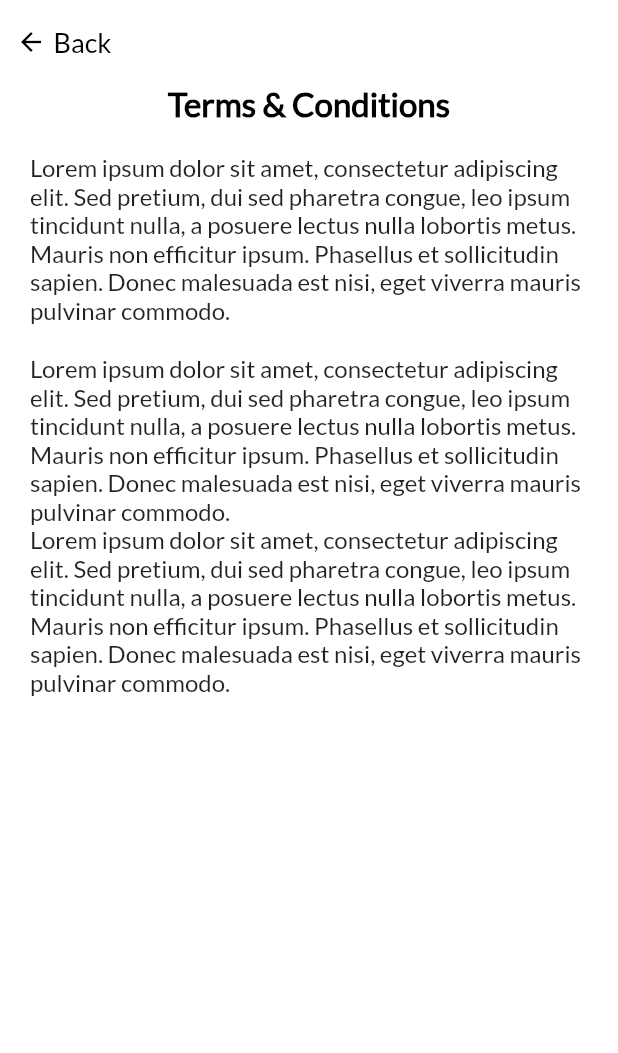
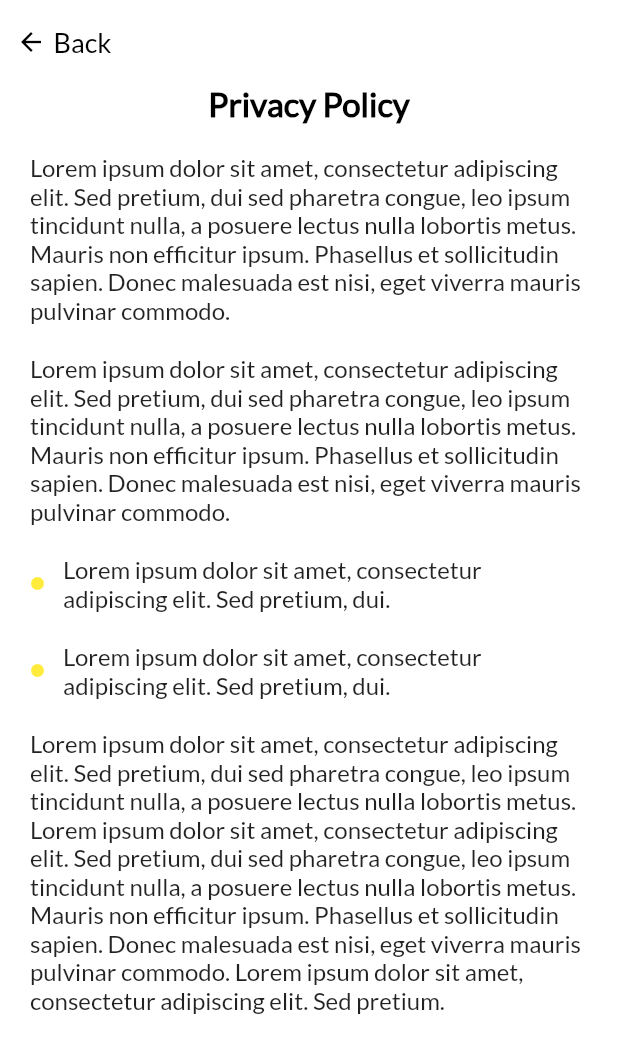
Before and after one commit to anilabansal/TableBooking, a Flutter app: the PrivacyPolicyView screen opened directly, on a phone screen of 412 x 824 dp. Shown: the top 1053 px of the screen. Run offline on Flutter 3.47's test engine with Material 2 defaults, Android fonts, the phone set to English and light mode, and no system bars; our stand-ins replace flutter_rating_bar, flutter_toggle_tab, get, pinput; missing offline and left inert: country_phone_code_picker.

Commit message:
Privacy Policy N TERMS CONDITONS Screen Added

```diff
--- a/lib/main.dart
+++ b/lib/main.dart
@@ -1,4 +1,4 @@
-import 'package:booking_table/view/support/support_view.dart';
+import 'package:booking_table/view/terms_n_conditions/terms_n_conditions.dart';
 import 'package:flutter/material.dart';
 import 'package:get/get.dart';
 
@@ -14,7 +14,7 @@ class MyApp extends StatelessWidget {
     return const GetMaterialApp(
       title: 'Flutter Demo',
       home: Material(
-        child: SupportView(),
+        child: TermsNConditionsView(),
       ),
     );
   }
--- a/lib/view/privacy_policy/privacy_policy.dart
+++ b/lib/view/privacy_policy/privacy_policy.dart
@@ -13,10 +13,11 @@ class PrivacyPolicyView extends StatelessWidget {
       appBar: appBarCommon(),
       body: Padding(
         padding: const EdgeInsets.symmetric(horizontal: 20),
+        child: SingleChildScrollView(
           child: Column(
             children: <Widget>[
               CommonText(
-              text: 'Terms & Conditions',
+                text: 'Privacy Policy',
                 color: Colors.black,
                 fontSize: 22,
                 fontWeight: FontWeight.w600,
@@ -39,13 +40,65 @@ class PrivacyPolicyView extends StatelessWidget {
                 text:
                     'Lorem ipsum dolor sit amet, consectetur adipiscing elit. Sed pretium, dui sed pharetra congue, leo ipsum tincidunt nulla, a posuere lectus nulla lobortis metus. Mauris non efficitur ipsum. Phasellus et sollicitudin sapien. Donec malesuada est nisi, eget viverra mauris pulvinar commodo.',
               ),
-            CommonText(
+              CommonSizedBox(
+                height: 20,
+              ),
+              Row(
+                // crossAxisAlignment: CrossAxisAlignment.center,
+                children: [
+                  Icon(
+                    Icons.circle,
+                    size: 10,
+                    color: Colors.yellow,
+                  ),
+                  CommonSizedBox(
+                    width: 12,
+                  ),
+                  Expanded(
+                    child: CommonText(
                       fontSize: 16,
                       fontWeight: FontWeight.w400,
                       text:
-                  'Lorem ipsum dolor sit amet, consectetur adipiscing elit. Sed pretium, dui sed pharetra congue, leo ipsum tincidunt nulla, a posuere lectus nulla lobortis metus. Mauris non efficitur ipsum. Phasellus et sollicitudin sapien. Donec malesuada est nisi, eget viverra mauris pulvinar commodo.',
+                          'Lorem ipsum dolor sit amet, consectetur adipiscing elit. Sed pretium, dui.',
+                    ),
                   ),
                 ],
+              ),
+              CommonSizedBox(
+                height: 20,
+              ),
+              Row(
+                // crossAxisAlignment: CrossAxisAlignment.center,
+                children: [
+                  Icon(
+                    Icons.circle,
+                    size: 10,
+                    color: Colors.yellow,
+                  ),
+                  CommonSizedBox(
+                    width: 12,
+                  ),
+                  Expanded(
+                    child: CommonText(
+                      fontSize: 16,
+                      fontWeight: FontWeight.w400,
+                      text:
+                          'Lorem ipsum dolor sit amet, consectetur adipiscing elit. Sed pretium, dui.',
+                    ),
+                  ),
+                ],
+              ),
+              CommonSizedBox(
+                height: 20,
+              ),
+              CommonText(
+                text:
+                    'Lorem ipsum dolor sit amet, consectetur adipiscing elit. Sed pretium, dui sed pharetra congue, leo ipsum tincidunt nulla, a posuere lectus nulla lobortis metus. Lorem ipsum dolor sit amet, consectetur adipiscing elit. Sed pretium, dui sed pharetra congue, leo ipsum tincidunt nulla, a posuere lectus nulla lobortis metus. Mauris non efficitur ipsum. Phasellus et sollicitudin sapien. Donec malesuada est nisi, eget viverra mauris pulvinar commodo. Lorem ipsum dolor sit amet, consectetur adipiscing elit. Sed pretium.',
+                fontSize: 16,
+                fontWeight: FontWeight.w400,
+              )
+            ],
+          ),
         ),
       ),
     );
```
Also changed, not shown: lib/view/terms_n_conditions/terms_n_conditions.dart (+55 -2 lines). Lines whose indentation alone changed are shown as unchanged.
